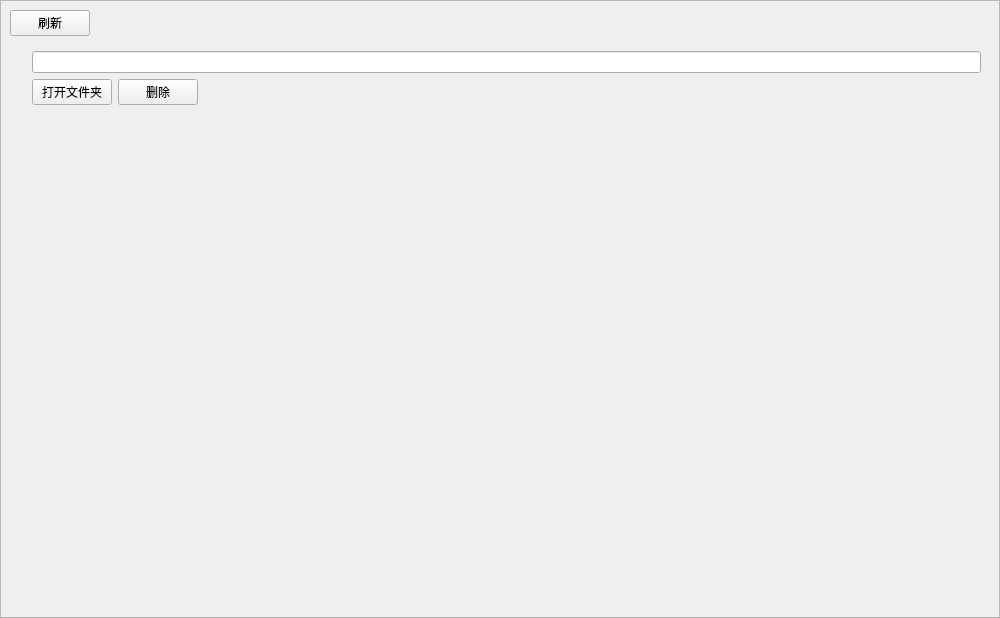
Before: the Qt Designer form FMCL/Functions/GameInfo/GameInfo.ui in 1604042736/FMCL, drawn with Qt 5.
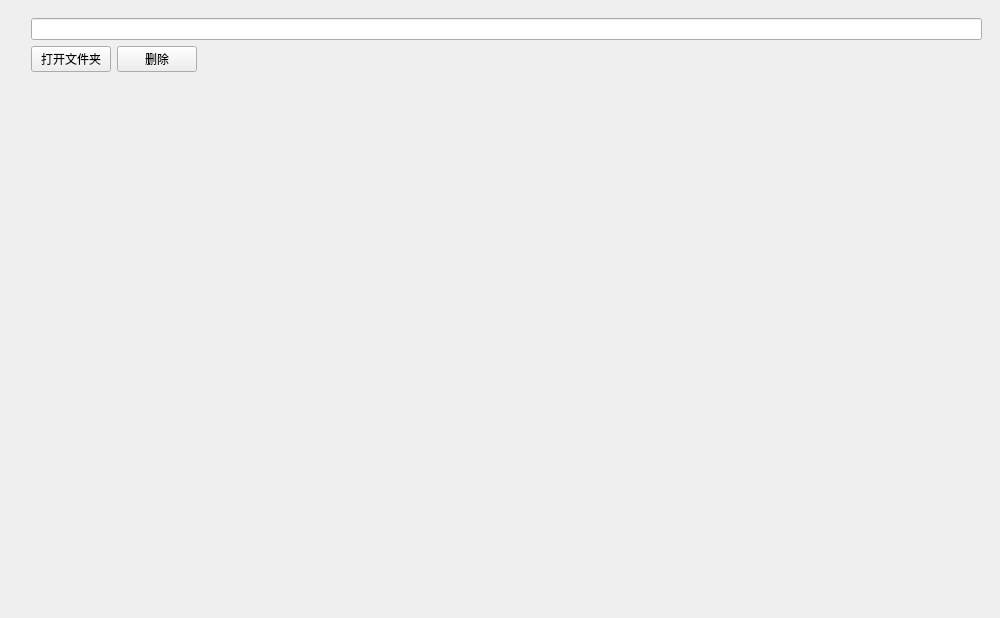
After: the same form once the commit is applied. Custom widgets are drawn as their Qt base class.

Patch:
```diff
--- a/FMCL/Functions/GameInfo/GameInfo.ui
+++ b/FMCL/Functions/GameInfo/GameInfo.ui
@@ -31,6 +31,11 @@
    </property>
    <item row="0" column="0">
     <widget class="QScrollArea" name="scrollArea">
+     <property name="styleSheet">
+      <string notr="true">QScrollArea{
+	border:none;
+}</string>
+     </property>
      <property name="widgetResizable">
       <bool>true</bool>
      </property>
@@ -39,12 +44,30 @@
        <rect>
         <x>0</x>
         <y>0</y>
-        <width>998</width>
-        <height>616</height>
+        <width>1000</width>
+        <height>618</height>
        </rect>
       </property>
       <layout class="QGridLayout" name="gridLayout_2">
        <item row="1" column="0" colspan="2">
+        <widget class="QWidget" name="widget_2" native="true">
+         <layout class="QGridLayout" name="gl_versions"/>
+        </widget>
+       </item>
+       <item row="2" column="0">
+        <spacer name="verticalSpacer">
+         <property name="orientation">
+          <enum>Qt::Vertical</enum>
+         </property>
+         <property name="sizeHint" stdset="0">
+          <size>
+           <width>20</width>
+           <height>40</height>
+          </size>
+         </property>
+        </spacer>
+       </item>
+       <item row="0" column="0" colspan="2">
         <widget class="QWidget" name="widget" native="true">
          <layout class="QGridLayout" name="gl_info">
           <item row="1" column="1">
@@ -87,44 +110,6 @@
          </layout>
         </widget>
        </item>
-       <item row="3" column="0">
-        <spacer name="verticalSpacer">
-         <property name="orientation">
-          <enum>Qt::Vertical</enum>
-         </property>
-         <property name="sizeHint" stdset="0">
-          <size>
-           <width>20</width>
-           <height>40</height>
-          </size>
-         </property>
-        </spacer>
-       </item>
-       <item row="2" column="0" colspan="2">
-        <widget class="QWidget" name="widget_2" native="true">
-         <layout class="QGridLayout" name="gl_versions"/>
-        </widget>
-       </item>
-       <item row="0" column="1">
-        <spacer name="horizontalSpacer_2">
-         <property name="orientation">
-          <enum>Qt::Horizontal</enum>
-         </property>
-         <property name="sizeHint" stdset="0">
-          <size>
-           <width>40</width>
-           <height>20</height>
-          </size>
-         </property>
-        </spacer>
-       </item>
-       <item row="0" column="0">
-        <widget class="PushButton" name="pb_refresh">
-         <property name="text">
-          <string>刷新</string>
-         </property>
-        </widget>
-       </item>
       </layout>
      </widget>
     </widget>
```
